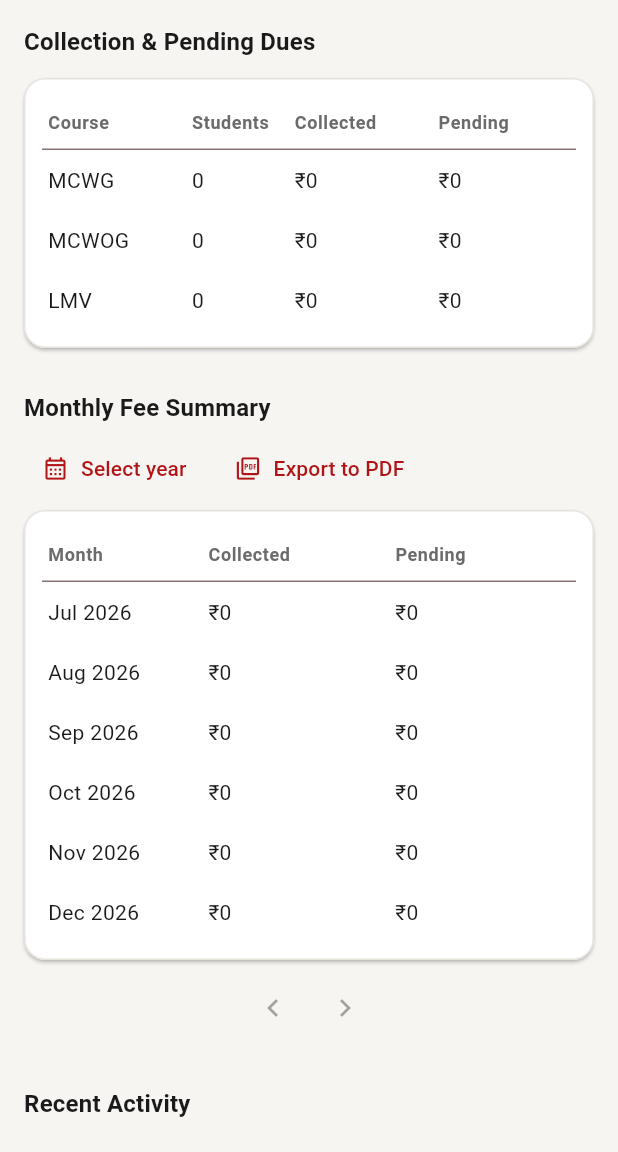
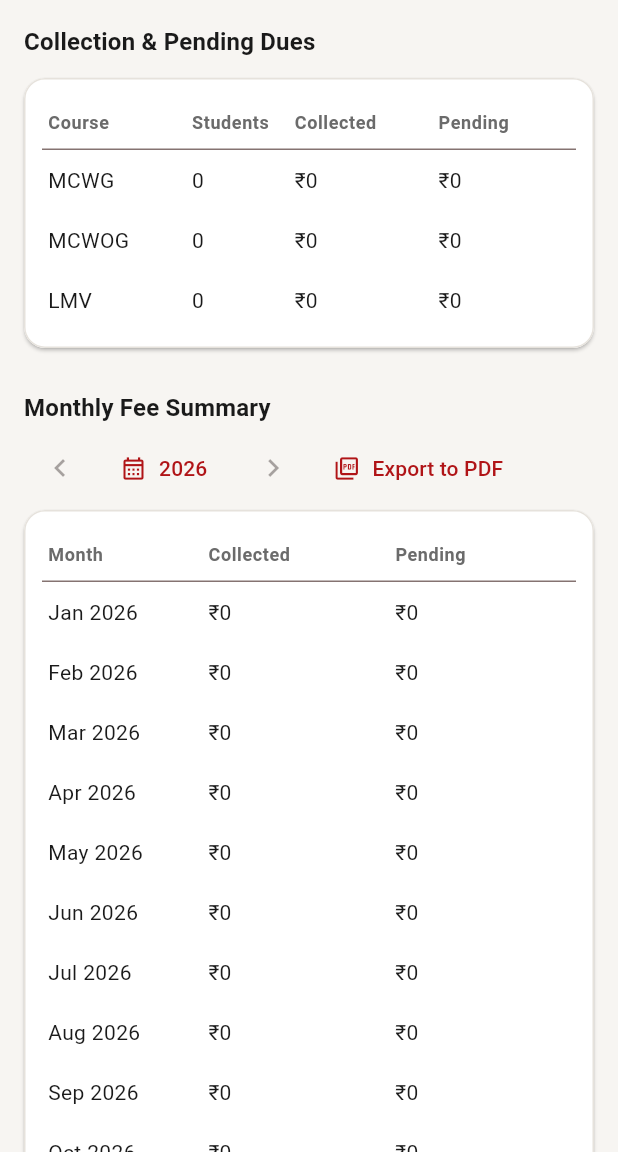
Before and after one commit to nonametechpros/priyadharshini-fee-management, a Flutter app: the ReportsScreen screen opened directly, after a tap on "Export to PDF", on a phone screen of 412 x 824 dp, the part 84-1236 px from its top. Run offline on Flutter 3.47's test engine with Material 3 defaults, Android fonts, the phone set to English and light mode, and no system bars; our stand-ins replace cloud_firestore, firebase_auth, firebase_core, fl_chart, flutter_riverpod, pdf and 1 more; accounts and stored records are empty.

Commit message:
Default Monthly Fee Summary to current year, page by year, add PDF totals
Replaced the 6-month pagination (anchored to the first payment month)
with a simpler year-based view: the default and the year filter are
now the same thing, defaulting to the current year's full Jan-Dec
range, with Prev/Next paging one year at a time between the earliest
payment's year and the current year. The exported PDF now also shows
a bold Total Collected / Total Pending line at the bottom.

Co-Authored-By: Claude Sonnet 5 <noreply@anthropic.com>

```diff
--- a/lib/providers/dashboard_providers.dart
+++ b/lib/providers/dashboard_providers.dart
@@ -16,41 +16,22 @@ final earliestPaymentMonthProvider = FutureProvider.autoDispose<DateTime?>((ref)
   return ref.watch(dashboardServiceProvider).fetchEarliestPaymentMonth();
 });
 
-/// Null selects the paginated 6-months-at-a-time general view; a non-null
-/// value filters the Reports page down to January through the current month
-/// (for this year) or January through December (for a past year).
-final selectedReportYearProvider = StateProvider.autoDispose<int?>((ref) => null);
+/// The year shown on the Reports page's "Monthly Fee Summary" table (always
+/// the full January-December range), defaulting to the current year.
+final selectedReportYearProvider = StateProvider.autoDispose<int>((ref) => DateTime.now().year);
 
-/// 0-based page index into the general view, 6 months per page, starting
-/// from [earliestPaymentMonthProvider].
-final reportsPageProvider = StateProvider.autoDispose<int>((ref) => 0);
-
-const reportsPageSize = 6;
-
-/// True if a further (more recent) page exists without running past the
-/// current month.
-final reportsHasNextPageProvider = FutureProvider.autoDispose<bool>((ref) async {
+/// The earliest and latest years the Prev/Next arrows may page between: the
+/// year of the first recorded payment through the current year.
+final reportsYearBoundsProvider = FutureProvider.autoDispose<({int minYear, int maxYear})>((ref) async {
   final earliest = await ref.watch(earliestPaymentMonthProvider.future);
   final now = DateTime.now();
-  final anchor = earliest ?? DateTime(now.year, now.month, 1);
-  final monthsBetween = (now.year - anchor.year) * 12 + (now.month - anchor.month) + 1;
-  final maxPage = (monthsBetween - 1) ~/ reportsPageSize;
-  return ref.watch(reportsPageProvider) < maxPage;
+  return (minYear: earliest?.year ?? now.year, maxYear: now.year);
 });
 
 final monthlyFeeSummaryProvider = FutureProvider.autoDispose<List<MonthlyFeeSummary>>((ref) async {
   final service = ref.watch(dashboardServiceProvider);
   final selectedYear = ref.watch(selectedReportYearProvider);
-  if (selectedYear != null) {
-    return service.fetchMonthlyFeeSummary(start: DateTime(selectedYear, 1, 1), months: 12);
-  }
-
-  final earliest = await ref.watch(earliestPaymentMonthProvider.future);
-  final now = DateTime.now();
-  final anchor = earliest ?? DateTime(now.year, now.month, 1);
-  final page = ref.watch(reportsPageProvider);
-  final start = DateTime(anchor.year, anchor.month + page * reportsPageSize, 1);
-  return service.fetchMonthlyFeeSummary(start: start, months: reportsPageSize);
+  return service.fetchMonthlyFeeSummary(start: DateTime(selectedYear, 1, 1), months: 12);
 });
 
 final recentActivityProvider = StreamProvider.autoDispose<List<ActivityLog>>((ref) {
--- a/lib/screens/dashboard/reports_screen.dart
+++ b/lib/screens/dashboard/reports_screen.dart
@@ -19,8 +19,7 @@ class ReportsScreen extends ConsumerWidget {
     final activityAsync = ref.watch(recentActivityProvider);
     final studentNames = ref.watch(activityLogStudentNamesProvider).valueOrNull ?? const {};
     final selectedYear = ref.watch(selectedReportYearProvider);
-    final page = ref.watch(reportsPageProvider);
-    final hasNextPageAsync = ref.watch(reportsHasNextPageProvider);
+    final yearBoundsAsync = ref.watch(reportsYearBoundsProvider);
 
     return Scaffold(
       appBar: AppBar(title: const Text('Reports')),
@@ -41,20 +40,28 @@ class ReportsScreen extends ConsumerWidget {
             spacing: 4,
             runSpacing: 4,
             children: [
+              IconButton(
+                tooltip: 'Previous year',
+                icon: const Icon(Icons.chevron_left),
+                onPressed: (yearBoundsAsync.valueOrNull != null && selectedYear > yearBoundsAsync.valueOrNull!.minYear)
+                    ? () => ref.read(selectedReportYearProvider.notifier).state = selectedYear - 1
+                    : null,
+              ),
               TextButton.icon(
                 icon: const Icon(Icons.calendar_month_outlined, size: 18),
-                label: Text(selectedYear == null ? 'Select year' : '$selectedYear'),
+                label: Text('$selectedYear'),
                 onPressed: () async {
                   final picked = await _pickYear(context, initial: selectedYear);
                   if (picked != null) ref.read(selectedReportYearProvider.notifier).state = picked;
                 },
               ),
-              if (selectedYear != null)
-                IconButton(
-                  tooltip: 'Clear year filter',
-                  icon: const Icon(Icons.close, size: 18),
-                  onPressed: () => ref.read(selectedReportYearProvider.notifier).state = null,
-                ),
+              IconButton(
+                tooltip: 'Next year',
+                icon: const Icon(Icons.chevron_right),
+                onPressed: (yearBoundsAsync.valueOrNull != null && selectedYear < yearBoundsAsync.valueOrNull!.maxYear)
+                    ? () => ref.read(selectedReportYearProvider.notifier).state = selectedYear + 1
+                    : null,
+              ),
               TextButton.icon(
                 icon: const Icon(Icons.picture_as_pdf_outlined, size: 18),
                 label: const Text('Export to PDF'),
@@ -69,25 +76,6 @@ class ReportsScreen extends ConsumerWidget {
             value: monthlyFeeAsync,
             data: (context, months) => _MonthlyFeeSummaryTable(months: months),
           ),
-          if (selectedYear == null) ...[
-            const SizedBox(height: 8),
-            Row(
-              mainAxisAlignment: MainAxisAlignment.center,
-              children: [
-                IconButton(
-                  tooltip: 'Older 6 months',
-                  icon: const Icon(Icons.chevron_left),
-                  onPressed: page > 0 ? () => ref.read(reportsPageProvider.notifier).state = page - 1 : null,
-                ),
-                IconButton(
-                  tooltip: 'Newer 6 months',
-                  icon: const Icon(Icons.chevron_right),
-                  onPressed:
-                      hasNextPageAsync.valueOrNull == true ? () => ref.read(reportsPageProvider.notifier).state = page + 1 : null,
-                ),
-              ],
-            ),
-          ],
           const SizedBox(height: 28),
           Text('Recent Activity', style: Theme.of(context).textTheme.titleMedium),
           const SizedBox(height: 12),
--- a/lib/screens/students/record_payment_sheet.dart
+++ b/lib/screens/students/record_payment_sheet.dart
@@ -71,7 +71,7 @@ class _RecordPaymentSheetState extends ConsumerState<RecordPaymentSheet> {
       ref.invalidate(dashboardSummaryProvider);
       ref.invalidate(monthlyFeeSummaryProvider);
       ref.invalidate(earliestPaymentMonthProvider);
-      ref.invalidate(reportsHasNextPageProvider);
+      ref.invalidate(reportsYearBoundsProvider);
       if (mounted) Navigator.of(context).pop(true);
     } catch (e) {
       setState(() => _errorText = 'Could not record payment. Please try again.');
--- a/lib/services/monthly_fee_summary_pdf.dart
+++ b/lib/services/monthly_fee_summary_pdf.dart
@@ -10,6 +10,8 @@ final _pdfCurrencyFormat = NumberFormat.currency(locale: 'en_IN', symbol: 'Rs. '
 
 Future<void> exportMonthlyFeeSummaryPdf(List<MonthlyFeeSummary> months) async {
   final doc = pw.Document();
+  final totalCollected = months.fold<double>(0, (sum, m) => sum + m.collected);
+  final totalPending = months.fold<double>(0, (sum, m) => sum + m.pending);
 
   doc.addPage(
     pw.Page(
@@ -36,6 +38,17 @@ Future<void> exportMonthlyFeeSummaryPdf(List<MonthlyFeeSummary> months) async {
             cellAlignment: pw.Alignment.centerLeft,
             cellPadding: const pw.EdgeInsets.symmetric(horizontal: 8, vertical: 6),
           ),
+          pw.Divider(height: 20),
+          pw.Row(
+            mainAxisAlignment: pw.MainAxisAlignment.end,
+            children: [
+              pw.Text('Total Collected: ', style: pw.TextStyle(fontWeight: pw.FontWeight.bold)),
+              pw.Text(_pdfCurrencyFormat.format(totalCollected)),
+              pw.SizedBox(width: 24),
+              pw.Text('Total Pending: ', style: pw.TextStyle(fontWeight: pw.FontWeight.bold)),
+              pw.Text(_pdfCurrencyFormat.format(totalPending)),
+            ],
+          ),
         ],
       ),
     ),
```
